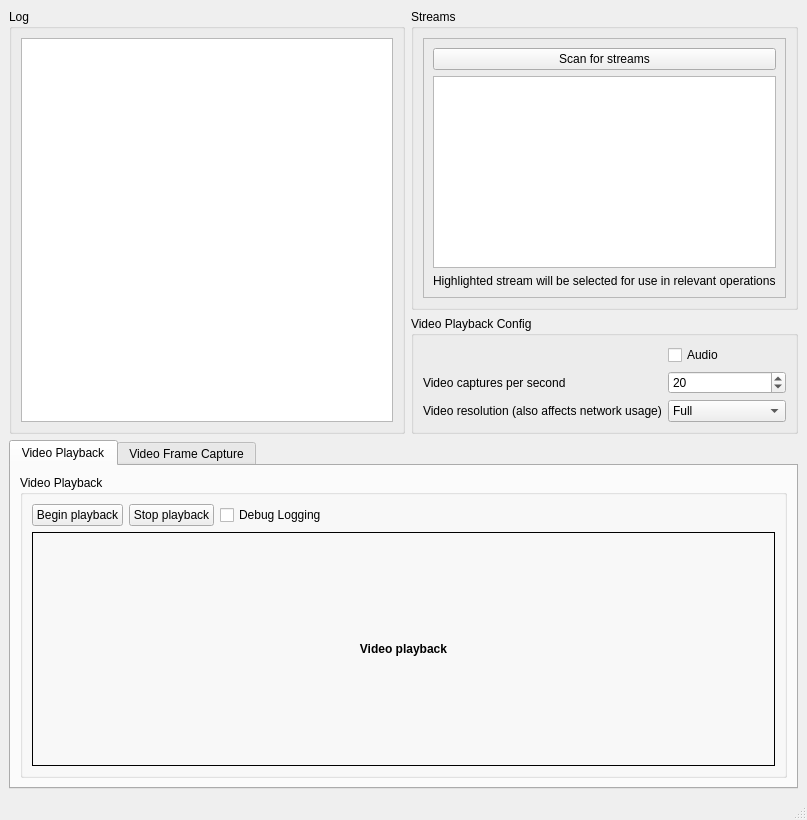
HowlsMovingCast/NDIReceive, file src/mainwindow.ui: the form before one commit.
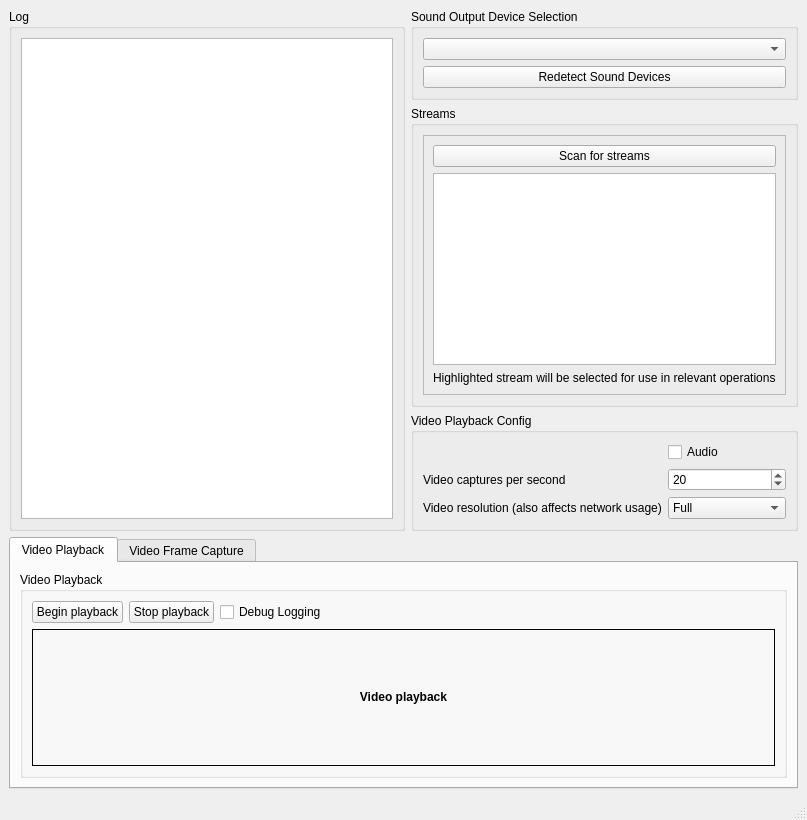
The form after the commit.

Commit message:
Update UI and code to allow user detection and selection of audio output device. Tested and works. Makes attempt to use device's preferred format.
Issues encountered when changing back and forth between output devices. Needs some examination, and simplification of audio format selection.

Committing at this point because it does work, and does demonstrate how to identify and then select output device.

The edit to the form file:
```diff
--- a/src/mainwindow.ui
+++ b/src/mainwindow.ui
@@ -15,64 +15,7 @@
   </property>
   <widget class="QWidget" name="centralwidget">
    <layout class="QGridLayout" name="gridLayout">
-    <item row="1" column="1">
-     <widget class="QGroupBox" name="groupBox_3">
-      <property name="title">
-       <string>Video Playback Config</string>
-      </property>
-      <layout class="QFormLayout" name="formLayout">
-       <item row="1" column="0">
-        <widget class="QLabel" name="label">
-         <property name="text">
-          <string>Video captures per second</string>
-         </property>
-        </widget>
-       </item>
-       <item row="1" column="1">
-        <widget class="QSpinBox" name="spinBoxCapturesperSecond">
-         <property name="minimum">
-          <number>1</number>
-         </property>
-         <property name="maximum">
-          <number>60</number>
-         </property>
-         <property name="value">
-          <number>20</number>
-         </property>
-        </widget>
-       </item>
-       <item row="2" column="0">
-        <widget class="QLabel" name="labelVideoQuality">
-         <property name="text">
-          <string>Video resolution (also affects network usage)</string>
-         </property>
-        </widget>
-       </item>
-       <item row="2" column="1">
-        <widget class="QComboBox" name="comboBoxVideoQuality">
-         <item>
-          <property name="text">
-           <string>Full</string>
-          </property>
-         </item>
-         <item>
-          <property name="text">
-           <string>Reduced</string>
-          </property>
-         </item>
-        </widget>
-       </item>
-       <item row="0" column="1">
-        <widget class="QCheckBox" name="checkBoxAudio">
-         <property name="text">
-          <string>Audio</string>
-         </property>
-        </widget>
-       </item>
-      </layout>
-     </widget>
-    </item>
-    <item row="2" column="0" colspan="2">
+    <item row="3" column="0" colspan="2">
      <widget class="QTabWidget" name="tabWidget">
       <property name="currentIndex">
        <number>0</number>
@@ -247,19 +190,7 @@
       </widget>
      </widget>
     </item>
-    <item row="0" column="0" rowspan="2">
-     <widget class="QGroupBox" name="groupBox">
-      <property name="title">
-       <string>Log</string>
-      </property>
-      <layout class="QVBoxLayout" name="verticalLayout">
-       <item>
-        <widget class="QTextEdit" name="debugOutput"/>
-       </item>
-      </layout>
-     </widget>
-    </item>
-    <item row="0" column="1">
+    <item row="1" column="1">
      <widget class="QGroupBox" name="groupBoxStreams">
       <property name="title">
        <string>Streams</string>
@@ -310,6 +241,94 @@
       </layout>
      </widget>
     </item>
+    <item row="2" column="1">
+     <widget class="QGroupBox" name="groupBox_3">
+      <property name="title">
+       <string>Video Playback Config</string>
+      </property>
+      <layout class="QFormLayout" name="formLayout">
+       <item row="1" column="0">
+        <widget class="QLabel" name="label">
+         <property name="text">
+          <string>Video captures per second</string>
+         </property>
+        </widget>
+       </item>
+       <item row="1" column="1">
+        <widget class="QSpinBox" name="spinBoxCapturesperSecond">
+         <property name="minimum">
+          <number>1</number>
+         </property>
+         <property name="maximum">
+          <number>60</number>
+         </property>
+         <property name="value">
+          <number>20</number>
+         </property>
+        </widget>
+       </item>
+       <item row="2" column="0">
+        <widget class="QLabel" name="labelVideoQuality">
+         <property name="text">
+          <string>Video resolution (also affects network usage)</string>
+         </property>
+        </widget>
+       </item>
+       <item row="2" column="1">
+        <widget class="QComboBox" name="comboBoxVideoQuality">
+         <item>
+          <property name="text">
+           <string>Full</string>
+          </property>
+         </item>
+         <item>
+          <property name="text">
+           <string>Reduced</string>
+          </property>
+         </item>
+        </widget>
+       </item>
+       <item row="0" column="1">
+        <widget class="QCheckBox" name="checkBoxAudio">
+         <property name="text">
+          <string>Audio</string>
+         </property>
+        </widget>
+       </item>
+      </layout>
+     </widget>
+    </item>
+    <item row="0" column="1">
+     <widget class="QGroupBox" name="groupBox_4">
+      <property name="title">
+       <string>Sound Output Device Selection</string>
+      </property>
+      <layout class="QVBoxLayout" name="verticalLayout_6">
+       <item>
+        <widget class="QComboBox" name="cbSoundDevices"/>
+       </item>
+       <item>
+        <widget class="QPushButton" name="buttonRedetectSoundDevices">
+         <property name="text">
+          <string>Redetect Sound Devices</string>
+         </property>
+        </widget>
+       </item>
+      </layout>
+     </widget>
+    </item>
+    <item row="0" column="0" rowspan="3">
+     <widget class="QGroupBox" name="groupBox">
+      <property name="title">
+       <string>Log</string>
+      </property>
+      <layout class="QVBoxLayout" name="verticalLayout">
+       <item>
+        <widget class="QTextEdit" name="debugOutput"/>
+       </item>
+      </layout>
+     </widget>
+    </item>
    </layout>
   </widget>
   <widget class="QMenuBar" name="menubar">
```
The commit also changes 2 other files.
